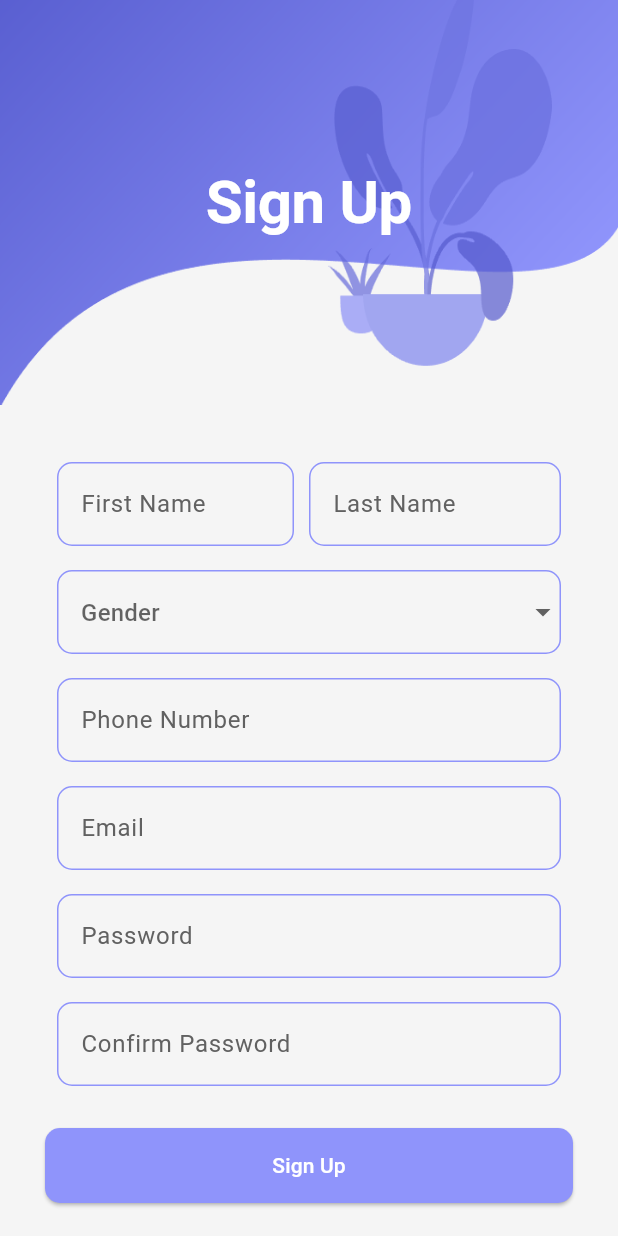
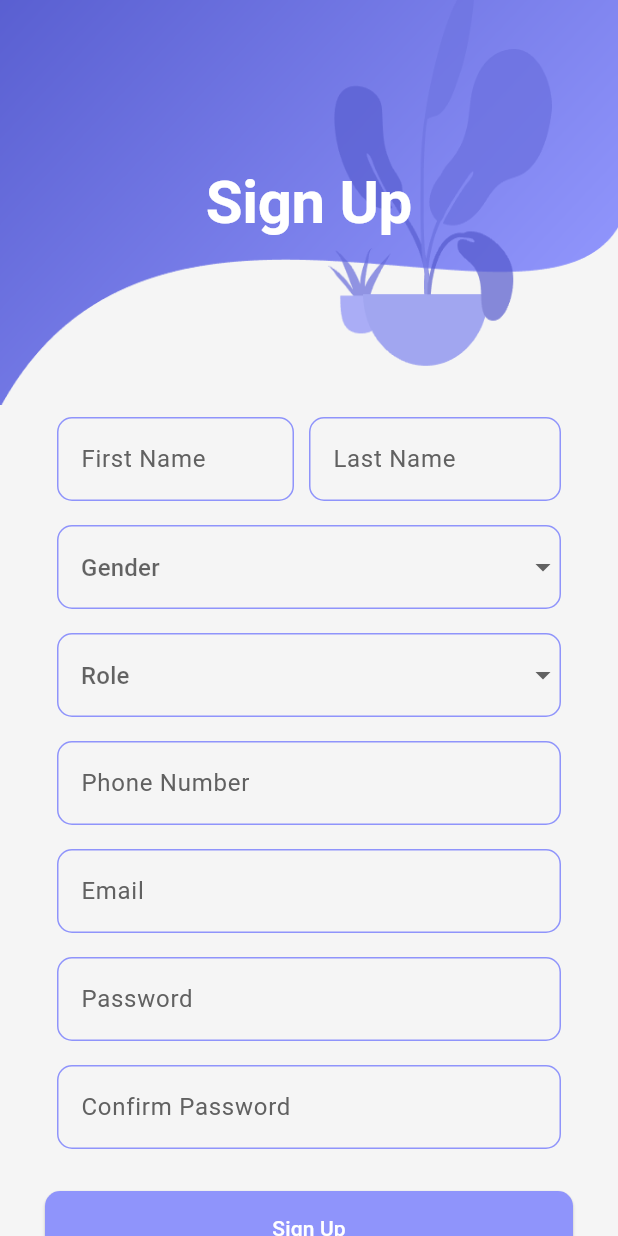
Before and after one commit to firaskola/Sigmoid-PS08, a Flutter app: the SignUpScreen screen opened directly, on a phone screen of 412 x 824 dp. Run offline on Flutter 3.47's test engine with Material 3 defaults, Android fonts, the light colour scheme and no system bars; our stand-ins replace animate_do, google_nav_bar.

Commit message:
signup page modification

```diff
--- a/mediassist/lib/authentication_pages/signup_page.dart
+++ b/mediassist/lib/authentication_pages/signup_page.dart
@@ -47,7 +47,8 @@ class _SignUpScreenState extends State<SignUpScreen> {
               ),
             ),
             Padding(
-              padding: const EdgeInsets.all(30.0),
+              padding: const EdgeInsets.only(
+                  left: 30, right: 30, top: 0, bottom: 30),
               child: Column(
                 children: <Widget>[
                   FadeInUp(
@@ -149,6 +150,44 @@ class _SignUpScreenState extends State<SignUpScreen> {
                               ),
                             ),
                             items: <String>['Male', 'Female', 'Other']
+                                .map<DropdownMenuItem<String>>((String value) {
+                              return DropdownMenuItem<String>(
+                                value: value,
+                                child: Text(value),
+                              );
+                            }).toList(),
+                            onChanged: (value) {
+                              // Handle gender selection
+                            },
+                          ),
+                        ),
+
+                        //role
+
+                        Padding(
+                          padding: const EdgeInsets.all(8.0),
+                          child: DropdownButtonFormField<String>(
+                            decoration: InputDecoration(
+                              hintText: "Role",
+                              hintStyle: Theme.of(context)
+                                  .inputDecorationTheme
+                                  .hintStyle,
+                              enabledBorder: OutlineInputBorder(
+                                borderSide: BorderSide(
+                                  color: Theme.of(context).colorScheme.primary,
+                                  width: 1.0,
+                                ),
+                                borderRadius: BorderRadius.circular(10),
+                              ),
+                              focusedBorder: OutlineInputBorder(
+                                borderSide: BorderSide(
+                                  color: Theme.of(context).colorScheme.primary,
+                                  width: 1.5,
+                                ),
+                                borderRadius: BorderRadius.circular(10),
+                              ),
+                            ),
+                            items: <String>['Elder', 'Caretaker']
                                 .map<DropdownMenuItem<String>>((String value) {
                               return DropdownMenuItem<String>(
                                 value: value,
```
